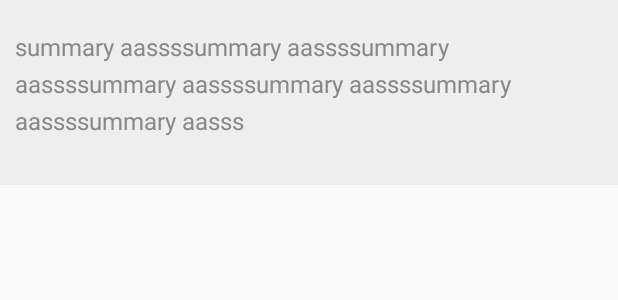
After one commit to zhongbaitu/Readhub-Kotlin, an Android app: the layout view_topic_expand.xml on its own in the app's theme, with its tools: preview values and no code run, on a phone screen of 412 x 824 dp. The commit adds this screen. Shown: the top 300 px of the screen. Run offline under Robolectric (Android 15) with nearby library versions, the phone set to English and light mode, and no system bars.

Commit message:
完成topic的UI展示

```diff
--- a/app/src/main/java/app/xiaobaitu/readhub/model/TopicInfo.kt
+++ b/app/src/main/java/app/xiaobaitu/readhub/model/TopicInfo.kt
@@ -8,13 +8,13 @@ import com.google.gson.annotations.SerializedName
  * 热门话题 bean
  */
 data class TopicInfo(
-        @SerializedName("data") val data: List<Data>,
+        @SerializedName("data") val data: List<TopicData>,
         @SerializedName("pageSize") val pageSize: Int, //20
         @SerializedName("totalItems") val totalItems: Int, //10151
         @SerializedName("totalPages") val totalPages: Int //508
 )
 
-data class Data(
+data class TopicData(
         @SerializedName("id") val id: String, //2dUtej1mvN3
         @SerializedName("createdAt") val createdAt: String, //2018-01-01T07:21:14.000Z
         @SerializedName("nelData") val nelData: NelData,
--- /dev/null
+++ b/app/src/main/res/layout/view_topic_expand.xml
@@ -0,0 +1,28 @@
+<?xml version="1.0" encoding="utf-8"?>
+<LinearLayout xmlns:android="http://schemas.android.com/apk/res/android"
+              xmlns:tools="http://schemas.android.com/tools"
+              android:orientation="vertical"
+              android:layout_width="match_parent"
+              android:layout_height="wrap_content"
+              android:background="@color/bg_topic_sub_item"
+              android:paddingBottom="@dimen/main_padding_v"
+              android:paddingLeft="@dimen/main_padding_o"
+              android:paddingRight="@dimen/main_padding_o"
+              android:paddingTop="@dimen/main_padding_v">
+
+    <TextView
+        android:id="@+id/summaryTv"
+        android:layout_width="wrap_content"
+        android:layout_height="wrap_content"
+        android:textSize="@dimen/title"
+        android:textColor="@color/sub_title"
+        android:lineSpacingExtra="6dp"
+        tools:text="summary aassssummary aassssummary aassssummary aassssummary aassssummary aassssummary aasss"/>
+
+    <LinearLayout
+        android:id="@+id/itemLayout"
+        android:layout_width="match_parent"
+        android:layout_height="wrap_content"
+        android:layout_marginTop="@dimen/sub_title"
+        android:orientation="vertical"/>
+</LinearLayout>
--- a/app/src/main/res/values/colors.xml
+++ b/app/src/main/res/values/colors.xml
@@ -3,4 +3,11 @@
     <color name="colorPrimary">#3F51B5</color>
     <color name="colorPrimaryDark">#303F9F</color>
     <color name="colorAccent">#FF4081</color>
+
+    <color name="title">#333333</color>
+    <color name="sub_title">#888888</color>
+
+    <color name="bg_topic_sub_item">#EEEEEE</color>
+
+    <color name="line_1">#111111</color>
 </resources>
--- a/app/src/main/res/values/dimens.xml
+++ b/app/src/main/res/values/dimens.xml
@@ -2,4 +2,12 @@
     <!-- Default screen margins, per the Android Design guidelines. -->
     <dimen name="activity_horizontal_margin">16dp</dimen>
     <dimen name="activity_vertical_margin">16dp</dimen>
+
+    <dimen name="main_padding_v">20dp</dimen>
+    <dimen name="main_padding_o">10dp</dimen>
+    <dimen name="sub_padding_v">10dp</dimen>
+    <dimen name="sub_padding_o">5dp</dimen>
+    <dimen name="title">16sp</dimen>
+    <dimen name="sub_title">12sp</dimen>
+    <dimen name="title_subtitle_margin">10dp</dimen>
 </resources>
```
Also changed, not shown: app/src/main/java/app/xiaobaitu/readhub/feature/topic/ExpandView.kt (added, +56 -0 lines), app/src/main/java/app/xiaobaitu/readhub/feature/topic/TopicAdapter.kt (+20 -5 lines), app/src/main/res/layout/item_topic.xml (+18 -9 lines), app/src/main/res/layout/view_expend_item.xml (added, +29 -0 lines).
